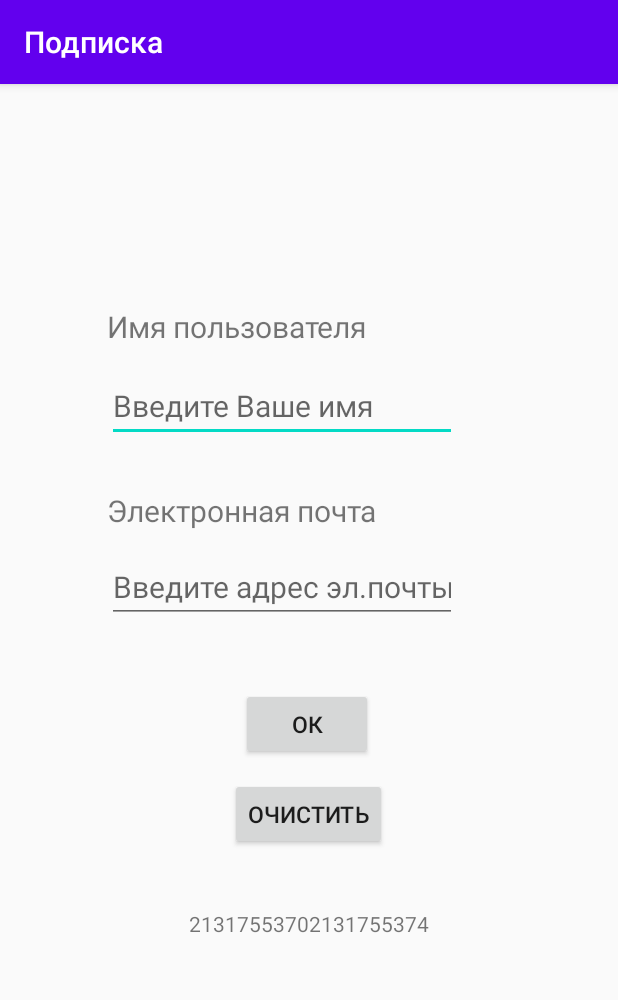
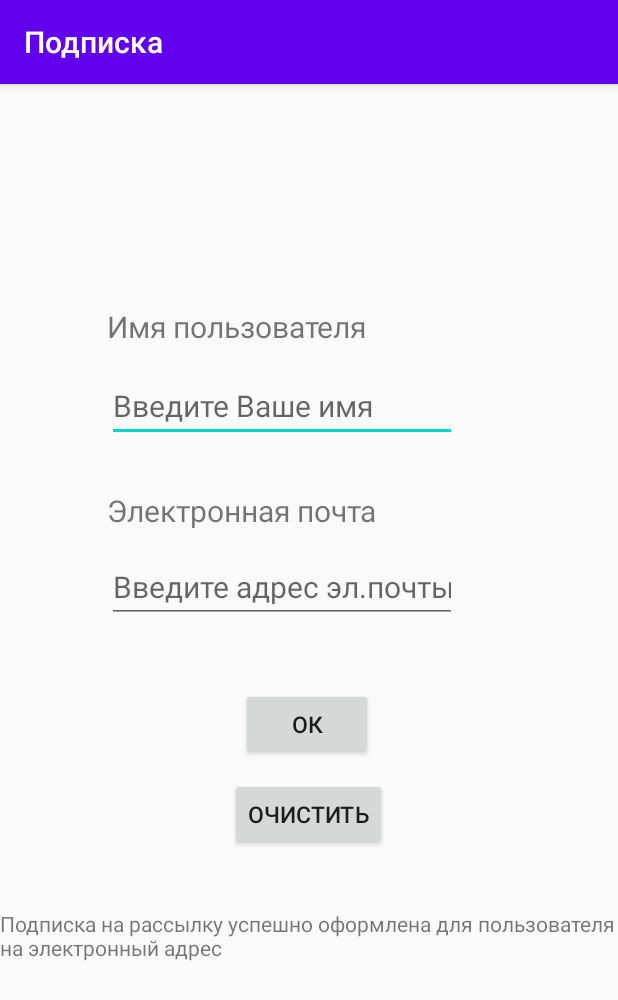
Before and after one commit to UlyanaMayakova/Subscription, an Android app: the screen it shows after launch (MainActivity), after a tap on "ОК", on a phone screen of 412 x 824 dp. Shown: the top 1000 px of the screen. Run offline under Robolectric (Android 15) with nearby library versions, the phone set to English and light mode, and no system bars.

Commit message:
Second Commit

```diff
--- a/app/src/main/java/com/example/subscription/MainActivity.java
+++ b/app/src/main/java/com/example/subscription/MainActivity.java
@@ -1,13 +1,12 @@
 package com.example.subscription;
 
-import androidx.appcompat.app.AppCompatActivity;
-
-import android.annotation.SuppressLint;
 import android.os.Bundle;
 import android.view.View;
 import android.widget.Button;
 import android.widget.EditText;
 import android.widget.TextView;
+
+import androidx.appcompat.app.AppCompatActivity;
 
 public class MainActivity extends AppCompatActivity {
 
@@ -21,14 +20,16 @@ public class MainActivity extends AppCompatActivity {
         Button cancelButton = findViewById(R.id.cancelButton);
         final EditText name = findViewById(R.id.userNameInsert);
         final EditText email = findViewById(R.id.emailInsert);
-        final String userName = name.getText().toString();
-        final String userEmail = email.getText().toString();
+
 
         okButton.setOnClickListener(new View.OnClickListener() {
-            @SuppressLint("SetTextI18n")
             @Override
             public void onClick(View view) {
-                output.setText(R.string.first_part + userName + R.string.second_part + userEmail);
+                final String userName = name.getText().toString();
+                final String userEmail = email.getText().toString();
+                String outputText = "Подписка на рассылку успешно оформлена для пользователя "
+                        + userName + " на электронный адрес " + userEmail;
+                output.setText(outputText);
             }
         });
 
--- a/app/src/main/res/layout/activity_main.xml
+++ b/app/src/main/res/layout/activity_main.xml
@@ -23,13 +23,13 @@
         android:layout_width="wrap_content"
         android:layout_height="wrap_content"
         android:layout_marginTop="15dp"
+        android:autofillHints=""
         android:ems="10"
         android:hint="@string/hint_user"
         android:inputType="textPersonName"
         android:textSize="20sp"
         app:layout_constraintStart_toStartOf="@+id/userNameText"
-        app:layout_constraintTop_toBottomOf="@+id/userNameText"
-        android:autofillHints="" />
+        app:layout_constraintTop_toBottomOf="@+id/userNameText" />
 
     <TextView
         android:id="@+id/userNameText"
@@ -47,13 +47,13 @@
         android:layout_width="wrap_content"
         android:layout_height="wrap_content"
         android:layout_marginTop="13dp"
+        android:autofillHints=""
         android:ems="10"
         android:hint="@string/hint_email"
         android:inputType="textEmailAddress"
         android:textSize="20sp"
         app:layout_constraintStart_toStartOf="@+id/emailText"
-        app:layout_constraintTop_toBottomOf="@+id/emailText"
-        android:autofillHints="" />
+        app:layout_constraintTop_toBottomOf="@+id/emailText" />
 
     <Button
         android:id="@+id/okButton"
@@ -86,9 +86,10 @@
         android:layout_width="wrap_content"
         android:layout_height="wrap_content"
         android:layout_marginTop="39dp"
+        android:lines="10"
         android:text=" "
-        android:lines = "10"
         app:layout_constraintEnd_toEndOf="parent"
+        app:layout_constraintHorizontal_bias="0.5"
         app:layout_constraintStart_toStartOf="parent"
         app:layout_constraintTop_toBottomOf="@+id/cancelButton" />
 
--- a/app/src/main/res/values/strings.xml
+++ b/app/src/main/res/values/strings.xml
@@ -6,6 +6,4 @@
     <string name="delete_button">Очистить</string>
     <string name="hint_user">Введите Ваше имя</string>
     <string name="hint_email">Введите адрес эл.почты</string>
-    <string name="first_part">Подписка на рассылку успешно оформлена для пользователя </string>
-    <string name="second_part"> на электронный адрес </string>
 </resources>
```
